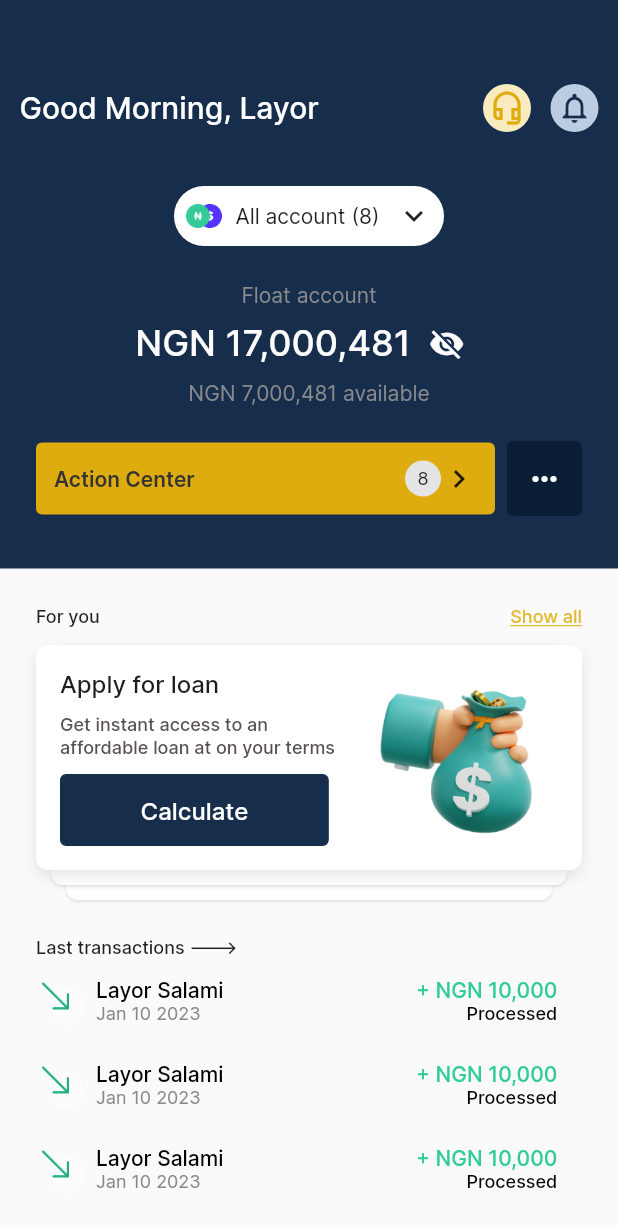
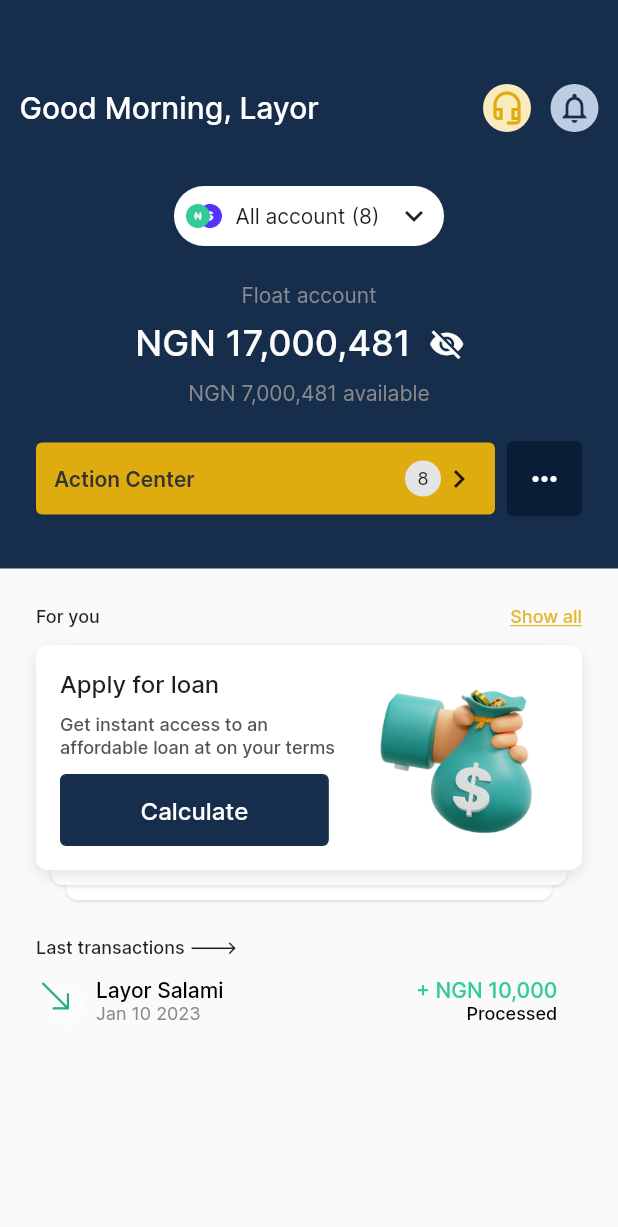
Before and after one commit to Tolulope05/firstbank_cib, a Flutter app: the DashBoardScreen screen opened by its route, on a phone screen of 412 x 824 dp. Shown: the top 1227 px of the screen. Run offline on Flutter 3.47's test engine with Material 2 defaults, Android fonts, the phone set to English and light mode, and no system bars; our stand-ins replace flutter_svg, get, pinput, smooth_page_indicator.

Commit message:
done boiler plate for transaction

```diff
--- a/lib/constants/colors.dart
+++ b/lib/constants/colors.dart
@@ -18,4 +18,5 @@ class AppColors {
   static const Color greyColor2 = Color(0XFF333333);
   static const Color unselectedIconColor = Color(0XFF898A8D);
   static const Color successColor = Color(0XFF33CC99);
+  static const Color failedColor = Color(0XFFFF4B55);
 }
--- a/lib/view/dashboard/dash_board_screen.dart
+++ b/lib/view/dashboard/dash_board_screen.dart
@@ -378,9 +378,13 @@ class DashBoardScreen extends StatelessWidget {
                             Expanded(child: SizedBox()),
                           ],
                         ),
-                        TransactionCard(),
-                        TransactionCard(),
-                        TransactionCard(),
+                        TransactionCard(
+                          userName: "Layor Salami",
+                          date: "Jan 10 2023",
+                          amount: "10,000",
+                          status: "Processed",
+                          isIncome: true,
+                        ),
                       ],
                     ),
                   ),
--- a/lib/widgets/transaction_card.dart
+++ b/lib/widgets/transaction_card.dart
@@ -2,7 +2,19 @@ import 'package:firstbank_cib/constants/colors.dart';
 import 'package:flutter/material.dart';
 
 class TransactionCard extends StatelessWidget {
-  const TransactionCard({Key? key}) : super(key: key);
+  TransactionCard({
+    Key? key,
+    required this.userName,
+    required this.date,
+    required this.isIncome,
+    required this.amount,
+    this.status,
+  }) : super(key: key);
+  final String userName;
+  final String date;
+  final String amount;
+  final String? status;
+  final bool isIncome;
 
   @override
   Widget build(BuildContext context) {
@@ -12,14 +24,15 @@ class TransactionCard extends StatelessWidget {
       ),
       child: Row(
         mainAxisSize: MainAxisSize.max,
-        // mainAxisAlignment: MainAxisAlignment.spaceBetween,
         children: [
           //column 1
           Column(
             mainAxisSize: MainAxisSize.min,
             children: [
               Image.asset(
-                "assets/images/incoming.png",
+                isIncome
+                    ? "assets/images/incoming.png"
+                    : "assets/images/outgoing.png",
                 width: 32,
                 height: 32,
               )
@@ -31,17 +44,17 @@ class TransactionCard extends StatelessWidget {
               padding: const EdgeInsets.symmetric(horizontal: 8),
               child: Column(
                 crossAxisAlignment: CrossAxisAlignment.start,
-                children: const [
+                children: [
                   Text(
-                    "Layor Salami",
-                    style: TextStyle(
+                    userName,
+                    style: const TextStyle(
                       color: AppColors.blackColor,
                       fontWeight: FontWeight.w500,
                     ),
                   ),
                   Text(
-                    "Jan 10 2023",
-                    style: TextStyle(
+                    date,
+                    style: const TextStyle(
                       fontSize: 12,
                       color: AppColors.unselectedIconColor,
                       fontWeight: FontWeight.w400,
@@ -56,18 +69,18 @@ class TransactionCard extends StatelessWidget {
           Flexible(
             child: Column(
               crossAxisAlignment: CrossAxisAlignment.end,
-              children: const [
+              children: [
                 Text(
-                  "+ NGN 10,000",
-                  style: TextStyle(
+                  "${isIncome ? "+" : "-"} NGN $amount",
+                  style: const TextStyle(
                     fontSize: 14,
                     color: AppColors.successColor,
                     fontWeight: FontWeight.w500,
                   ),
                 ),
                 Text(
-                  "Processed",
-                  style: TextStyle(
+                  status ?? "",
+                  style: const TextStyle(
                     fontSize: 12,
                     color: AppColors.blackColor,
                     fontWeight: FontWeight.w500,
```
